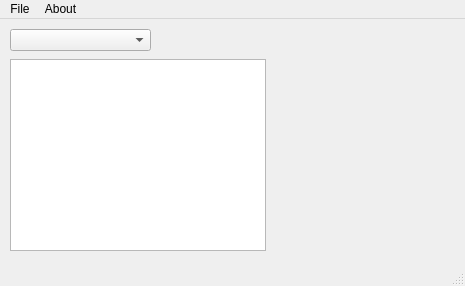
First picture: the form in Client (Python)/Workspace/Workspace.ui, repository Bull6/Client_for_DB, before the edit.
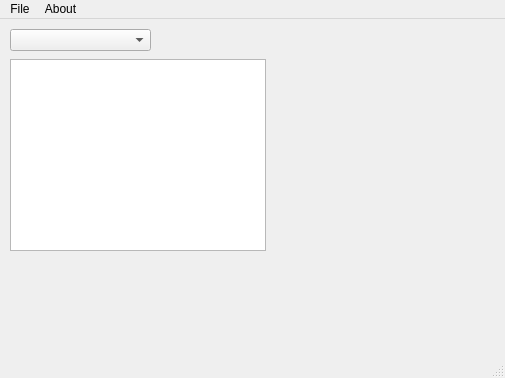
Second picture: the form after the edit.

Commit message: add messagebox for About menu button

Diff of the .ui file:
```diff
--- a/Client (Python)/Workspace/Workspace.ui
+++ b/Client (Python)/Workspace/Workspace.ui
@@ -6,8 +6,8 @@
    <rect>
     <x>0</x>
     <y>0</y>
-    <width>465</width>
-    <height>286</height>
+    <width>505</width>
+    <height>378</height>
    </rect>
   </property>
   <property name="sizePolicy">
@@ -49,7 +49,7 @@
     <rect>
      <x>0</x>
      <y>0</y>
-     <width>465</width>
+     <width>505</width>
      <height>21</height>
     </rect>
    </property>
```
Left out of the diff: 17 changed lines with no effect on the pictures. The commit also changes 2 other files.
